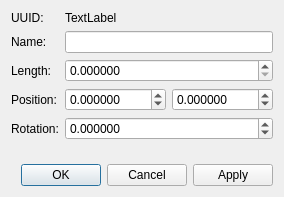
First picture: the form in libs/librepcb/libraryeditor/sym/dialogs/symbolpinpropertiesdialog.ui, repository LibrePCB/LibrePCB, before the edit.
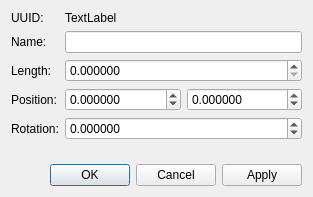
Second picture: the form after the edit.

Patch:
```diff
--- a/libs/librepcb/libraryeditor/sym/dialogs/symbolpinpropertiesdialog.ui
+++ b/libs/librepcb/libraryeditor/sym/dialogs/symbolpinpropertiesdialog.ui
@@ -6,7 +6,7 @@
    <rect>
     <x>0</x>
     <y>0</y>
-    <width>270</width>
+    <width>313</width>
     <height>197</height>
    </rect>
   </property>
```
Left out of the diff: 2 changed lines with no effect on the pictures.
